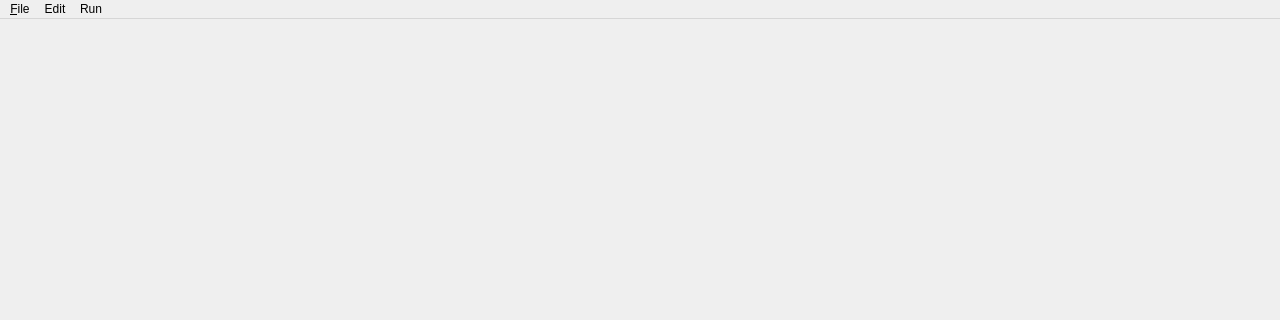
The window that Tools/Editor/EditorContainer.ui (hamfirst/StormBrewerEngine) describes before a commit, drawn with Qt 5; both pictures show x 0 to 1280 and y 0 to 320 of the 1280 by 720 pixel window.
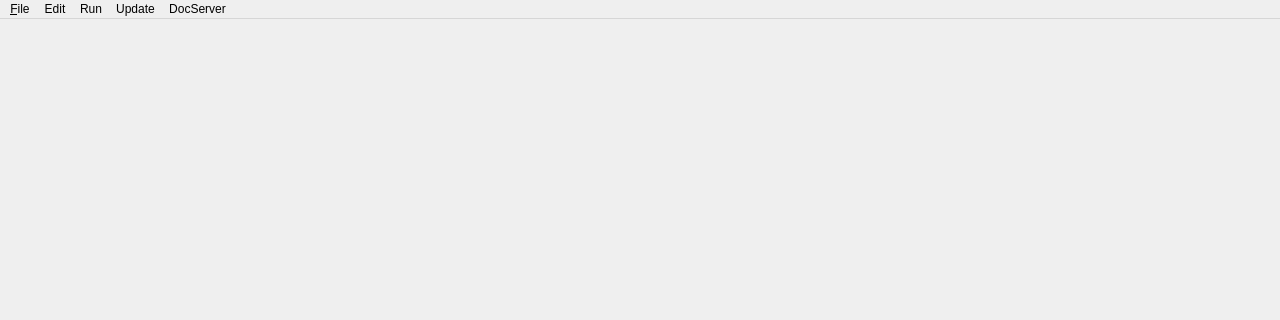
The same window after the commit.

Commit message: Dist stuff is pretty much working

Diff of the .ui file:
```diff
--- a/Tools/Editor/EditorContainer.ui
+++ b/Tools/Editor/EditorContainer.ui
@@ -19,8 +19,8 @@
     <rect>
      <x>0</x>
      <y>0</y>
-     <width>475</width>
-     <height>21</height>
+     <width>1280</width>
+     <height>20</height>
     </rect>
    </property>
    <widget class="QMenu" name="menuFile">
@@ -53,9 +53,24 @@
     <addaction name="action_TestBuildWithoutOneClient"/>
     <addaction name="action_TestBuildWithBots"/>
    </widget>
+   <widget class="QMenu" name="menuDist">
+    <property name="title">
+     <string>Update</string>
+    </property>
+    <addaction name="actionDownload_Latest"/>
+    <addaction name="actionBuild_List"/>
+   </widget>
+   <widget class="QMenu" name="menuDocServer">
+    <property name="title">
+     <string>DocServer</string>
+    </property>
+    <addaction name="actionShutdown"/>
+   </widget>
    <addaction name="menuFile"/>
    <addaction name="menuEdit"/>
    <addaction name="menuRun"/>
+   <addaction name="menuDist"/>
+   <addaction name="menuDocServer"/>
   </widget>
   <widget class="QStatusBar" name="statusBar"/>
   <action name="action_Open">
```
Left out of the diff: 19 changed lines with no effect on the pictures. The commit also changes 50 other files.
